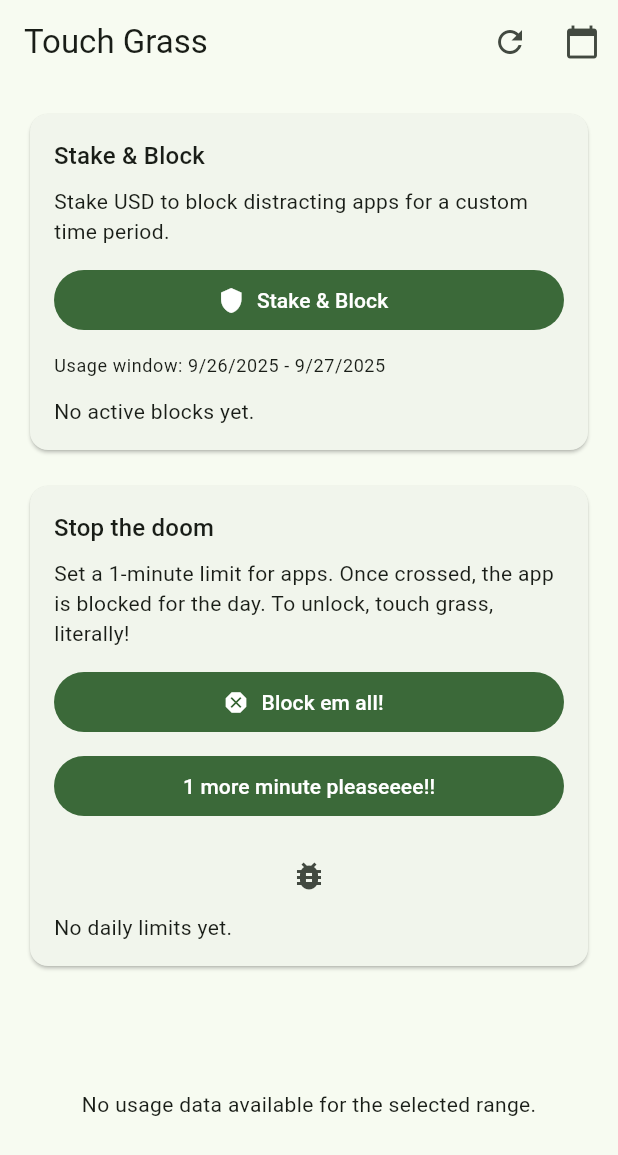
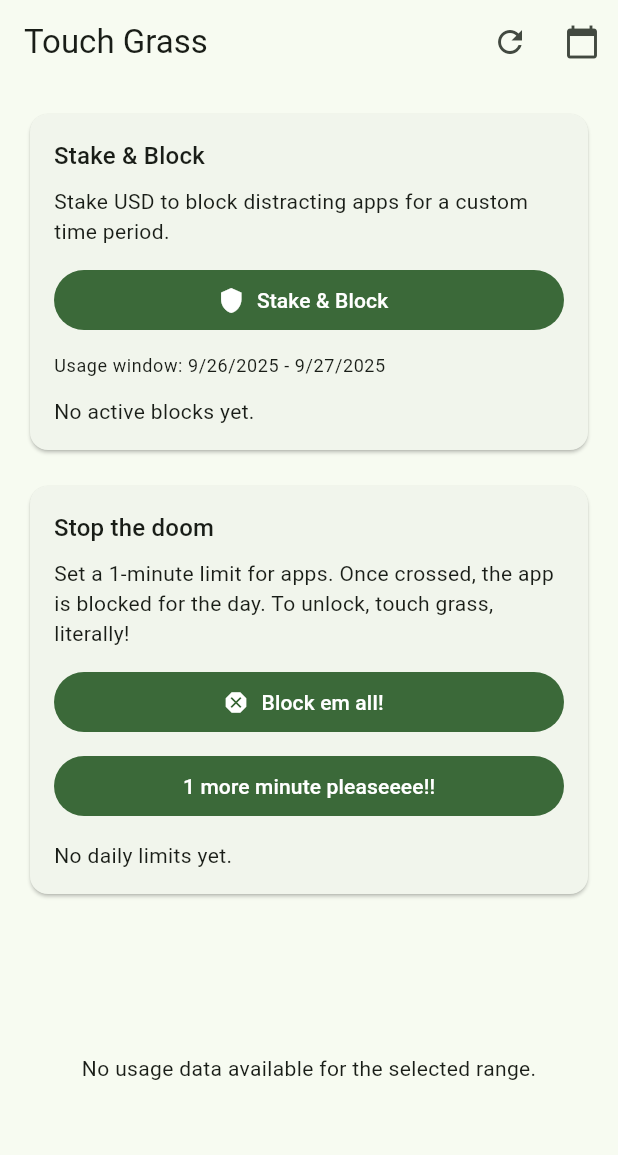
Before and after one commit to shantanuSakpal/doom-stake, a Flutter app: the screen it shows after launch, on a phone screen of 412 x 824 dp. Shown: the top 1155 px of the screen. Run offline on Flutter 3.47's test engine with Material 3 defaults, Android fonts, the phone set to English and light mode, and no system bars; our stand-ins replace image_picker; missing offline and left inert: android_intent_plus, installed_apps, system_alert_window, usage_stats; statements that could not run were skipped.

Commit message:
remove debug button

```diff
--- a/lib/main.dart
+++ b/lib/main.dart
@@ -1006,10 +1006,6 @@ class _ScreenTimeHomePageState extends State<ScreenTimeHomePage>
               child: const Text('1 more minute pleaseeee!!'),
             ),
             const SizedBox(height: 12),
-            IconButton(
-              icon: const Icon(Icons.bug_report),
-              onPressed: _checkBlockedViolations,
-            ),
             if (entries.isEmpty)
               const Text('No daily limits yet.')
             else ...[
```
